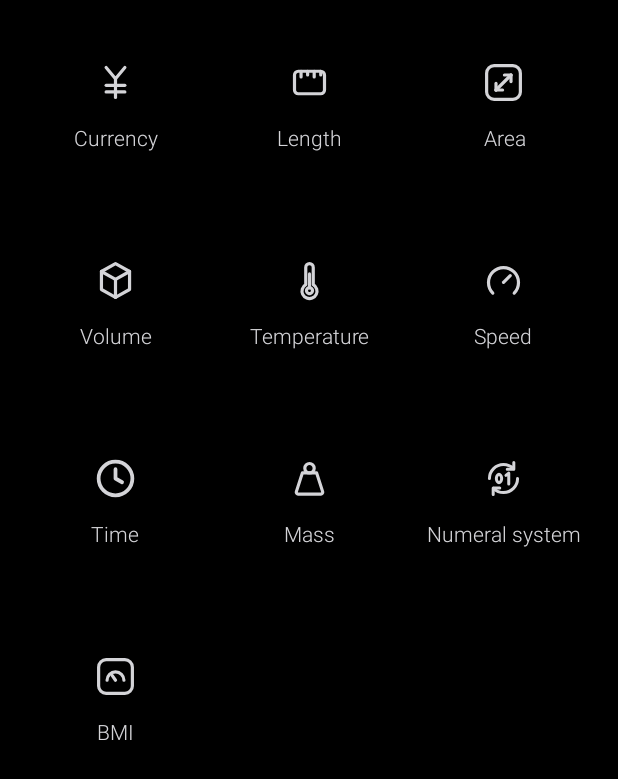
After one commit to darkrider13/Calculator, an Android app built with Jetpack Compose: the composable ConvertScreen shown on its own in the app's theme, on a phone screen of 412 x 824 dp. The commit adds this screen. Shown: the top 779 px of the screen. Run offline under Robolectric (Android 15) with nearby library versions, the phone set to English and light mode, and no system bars.

Commit message:
Add files via upload

```diff
--- a/app/src/main/java/com/qalculator/app/ui/CalcScreen.kt
+++ b/app/src/main/java/com/qalculator/app/ui/CalcScreen.kt
@@ -82,7 +82,7 @@ import kotlinx.coroutines.delay
 private const val ROW_DP = 36f
 
 @Composable
-fun CalcScreen(ctl: CalcController, modifier: Modifier = Modifier) {
+fun CalcScreen(ctl: CalcController, onConvert: () -> Unit = {}, modifier: Modifier = Modifier) {
     val overlays = LocalOverlays.current
     // Escape / back: the verify sheet closes first, then the history sheet (not while a popup is open)
     BackHandler(enabled = ctl.verify != null && !overlays.anyOpen) { ctl.vBack() }
@@ -94,7 +94,7 @@ fun CalcScreen(ctl: CalcController, modifier: Modifier = Modifier) {
                 .fillMaxSize()
                 .graphicsLayer { alpha = if (ctl.sheetOpen) 0f else 1f }
         ) {
-            CalcMain(ctl, Modifier.fillMaxSize())
+            CalcMain(ctl, onConvert, Modifier.fillMaxSize())
         }
         if (ctl.sheetOpen) {
             Box(
@@ -110,7 +110,7 @@ fun CalcScreen(ctl: CalcController, modifier: Modifier = Modifier) {
 }
 
 @Composable
-private fun CalcMain(ctl: CalcController, modifier: Modifier) {
+private fun CalcMain(ctl: CalcController, onConvert: () -> Unit, modifier: Modifier) {
     val vh = LocalViewportH.current.value
     BoxWithConstraints(modifier = modifier) {
         // NEW DESIGN: round keys, no display card. Measurements come from the reference picture (px / 2 = dp).
@@ -129,7 +129,7 @@ private fun CalcMain(ctl: CalcController, modifier: Modifier) {
 
         Column(modifier = Modifier.fillMaxSize()) {
             CalcDisplay(ctl, Modifier.weight(1f), vh)
-            IconRow(ctl)
+            IconRow(ctl, onConvert)
             Spacer(Modifier.height(12.dp))
             Box(
                 modifier = Modifier
@@ -161,7 +161,7 @@ private fun CalcDisplay(ctl: CalcController, modifier: Modifier, vh: Float) {
 
 /** the small icon row under the display: history, ruler (convert, later), scientific (later), backspace */
 @Composable
-private fun IconRow(ctl: CalcController) {
+private fun IconRow(ctl: CalcController, onConvert: () -> Unit) {
     Row(
         modifier = Modifier
             .fillMaxWidth()
@@ -178,9 +178,9 @@ private fun IconRow(ctl: CalcController) {
             SvgIcon(Icons.Clock, Q.IconGray, Modifier.size(24.dp))
         }
         Spacer(Modifier.width(9.dp))
-        // ruler: the place for the convert button (the price screen will be connected here later)
+        // ruler: the convert button, opens the convert options page
         PressBox(
-            onClick = { /* TODO: convert button -> price screen */ },
+            onClick = onConvert,
             pressedScale = 0.92f,
             modifier = Modifier.size(48.dp)
         ) {
--- /dev/null
+++ b/app/src/main/java/com/qalculator/app/ui/ConvertScreen.kt
@@ -0,0 +1,145 @@
+package com.qalculator.app.ui
+
+import androidx.activity.compose.BackHandler
+import androidx.compose.foundation.background
+import androidx.compose.foundation.layout.Box
+import androidx.compose.foundation.layout.Column
+import androidx.compose.foundation.layout.Row
+import androidx.compose.foundation.layout.Spacer
+import androidx.compose.foundation.layout.fillMaxSize
+import androidx.compose.foundation.layout.fillMaxWidth
+import androidx.compose.foundation.layout.height
+import androidx.compose.foundation.layout.padding
+import androidx.compose.foundation.layout.size
+import androidx.compose.foundation.rememberScrollState
+import androidx.compose.foundation.text.BasicText
+import androidx.compose.foundation.verticalScroll
+import androidx.compose.runtime.Composable
+import androidx.compose.ui.Alignment
+import androidx.compose.ui.Modifier
+import androidx.compose.ui.graphics.Color
+import androidx.compose.ui.text.style.TextAlign
+import androidx.compose.ui.unit.dp
+
+/*
+ * The convert page: only the list of options (3 per row), same style as the reference picture.
+ * Opened by the ruler button under the display. The options do not open anything yet.
+ */
+
+private val ConvInk = Color(0xFFD4D4D8)
+
+private class ConvertOption(val label: String, val icon: IconDef)
+
+private val ConvertOptions = listOf(
+    ConvertOption(
+        "Currency",
+        IconDef(listOf("M7 4l5 6 5-6", "M12 10v10", "M7 13.5h10", "M7 17h10"), 1.7f)
+    ),
+    ConvertOption("Length", Icons.Ruler),
+    ConvertOption(
+        "Area",
+        IconDef(
+            listOf(
+                "M7 3h10a4 4 0 0 1 4 4v10a4 4 0 0 1-4 4H7a4 4 0 0 1-4-4V7a4 4 0 0 1 4-4z",
+                "M8 16L16 8", "M8 16v-3.5", "M8 16h3.5", "M16 8v3.5", "M16 8h-3.5"
+            ),
+            1.7f
+        )
+    ),
+    ConvertOption(
+        "Volume",
+        IconDef(
+            listOf("M12 3l7.5 4.2v9.6L12 21l-7.5-4.2V7.2z", "M4.5 7.2L12 11.4l7.5-4.2", "M12 11.4V21"),
+            1.7f
+        )
+    ),
+    ConvertOption(
+        "Temperature",
+        IconDef(
+            listOf("M10 14.2V5a2 2 0 0 1 4 0v9.2a4 4 0 1 1-4 0z", "M12 8.5v7.5", "M10.4 17.4a1.6 1.6 0 1 0 3.2 0a1.6 1.6 0 1 0-3.2 0"),
+            1.7f
+        )
+    ),
+    ConvertOption(
+        "Speed",
+        IconDef(listOf("M6.3 18.7A8 8 0 1 1 17.7 18.7", "M12 13l3.6-3.6"), 1.7f)
+    ),
+    ConvertOption("Time", Icons.Clock),
+    ConvertOption(
+        "Mass",
+        IconDef(
+            listOf(
+                "M9.5 6.5a2.5 2.5 0 1 0 5 0a2.5 2.5 0 1 0-5 0",
+                "M8.2 9h7.6l3.2 10a1 1 0 0 1-1 1.3H6a1 1 0 0 1-1-1.3z"
+            ),
+            1.7f
+        )
+    ),
+    ConvertOption(
+        "Numeral system",
+        IconDef(
+            listOf(
+                "M4.5 12a7.5 7.5 0 0 1 12.8-5.3", "M17.5 3.5v3.5h-3.5",
+                "M19.5 12a7.5 7.5 0 0 1-12.8 5.3", "M6.5 20.5V17H10",
+                "M8.2 12a1.4 2.2 0 1 0 2.8 0a1.4 2.2 0 1 0-2.8 0",
+                "M13.3 10.3l1.5-1.2v5.8"
+            ),
+            1.6f
+        )
+    ),
+    ConvertOption(
+        "BMI",
+        IconDef(
+            listOf(
+                "M7 3h10a4 4 0 0 1 4 4v10a4 4 0 0 1-4 4H7a4 4 0 0 1-4-4V7a4 4 0 0 1 4-4z",
+                "M7.5 14a4.5 4.5 0 0 1 9 0", "M12 14l-1.8-2.6"
+            ),
+            1.7f
+        )
+    )
+)
+
+@Composable
+fun ConvertScreen(onBack: () -> Unit, modifier: Modifier = Modifier) {
+    // phone back button / gesture: back to the calculator
+    BackHandler(enabled = true) { onBack() }
+    Column(
+        modifier = modifier
+            .fillMaxSize()
+            .background(Q.Black)
+            .verticalScroll(rememberScrollState())
+            .padding(start = 12.dp, end = 12.dp, top = 40.dp, bottom = 24.dp)
+    ) {
+        for (rowItems in ConvertOptions.chunked(3)) {
+            Row(modifier = Modifier.fillMaxWidth()) {
+                for (opt in rowItems) {
+                    Box(modifier = Modifier.weight(1f)) { ConvertCell(opt) }
+                }
+                for (i in 0 until 3 - rowItems.size) {
+                    Spacer(modifier = Modifier.weight(1f))
+                }
+            }
+        }
+    }
+}
+
+@Composable
+private fun ConvertCell(opt: ConvertOption) {
+    PressBox(
+        onClick = { /* options only for now: no details page */ },
+        pressedScale = 0.94f,
+        contentAlignment = Alignment.TopCenter,
+        modifier = Modifier
+            .fillMaxWidth()
+            .height(132.dp)
+    ) {
+        Column(horizontalAlignment = Alignment.CenterHorizontally) {
+            SvgIcon(opt.icon, ConvInk, Modifier.size(30.dp))
+            Spacer(modifier = Modifier.height(14.dp))
+            BasicText(
+                opt.label,
+                style = qStylePx(14f, 300, ConvInk, 1.2f, align = TextAlign.Center)
+            )
+        }
+    }
+}
```
